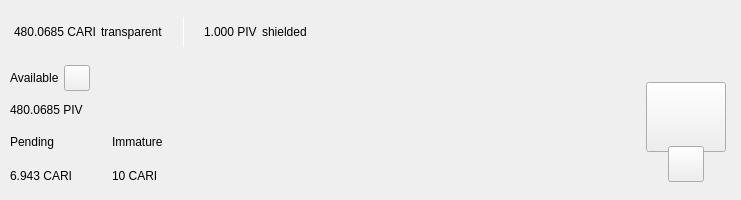
This is src/qt/cari/forms/topbar.ui in Hser2bio/CARI as Qt 5 draws it before an edit. The edited form follows.
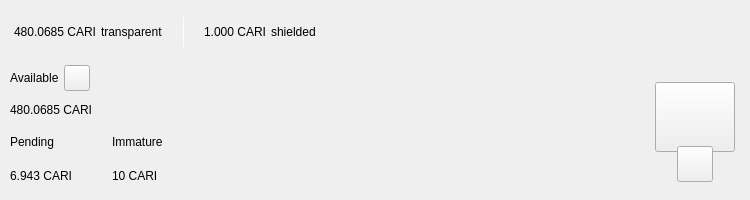
This is the edited form. Custom widgets are drawn as their Qt base class.

Commit message: Set text for the correct balance label

The edit to the form file:
```diff
--- a/src/qt/cari/forms/topbar.ui
+++ b/src/qt/cari/forms/topbar.ui
@@ -195,7 +195,7 @@
                </size>
               </property>
               <property name="text">
-               <string notr="true">1.000 PIV</string>
+               <string notr="true">1.000 CARI</string>
               </property>
              </widget>
             </item>
@@ -474,7 +474,7 @@
              <item>
               <widget class="QLabel" name="labelAmountPiv">
                <property name="text">
-                <string notr="true">480.0685 PIV</string>
+                <string notr="true">480.0685 CARI</string>
                </property>
               </widget>
              </item>
```
Left out of the diff: 4 changed lines with no effect on the pictures. The commit also changes 1 other file.
